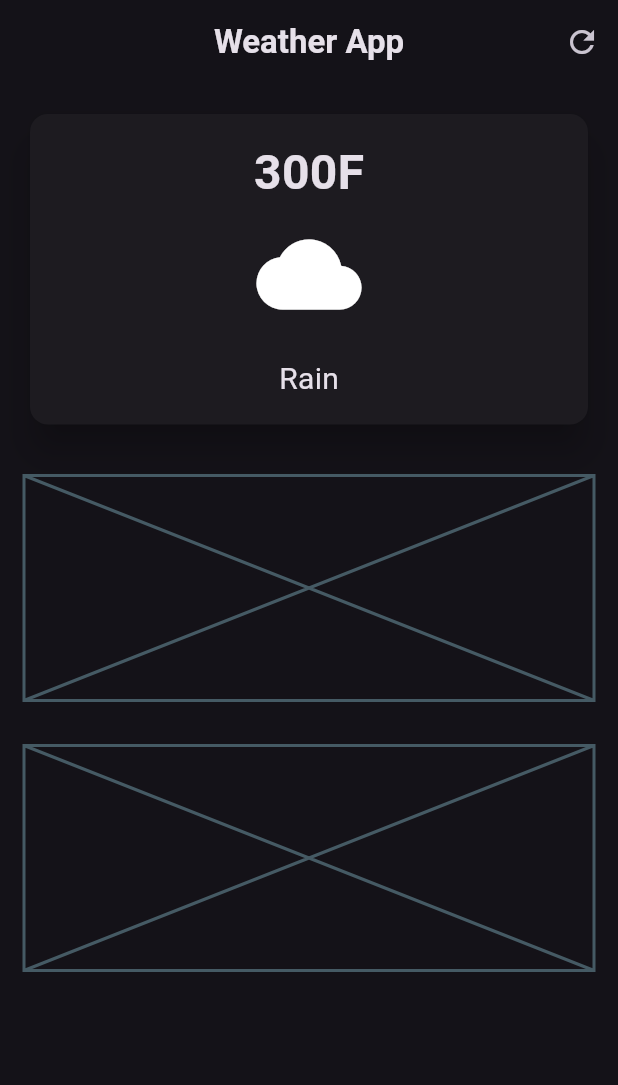
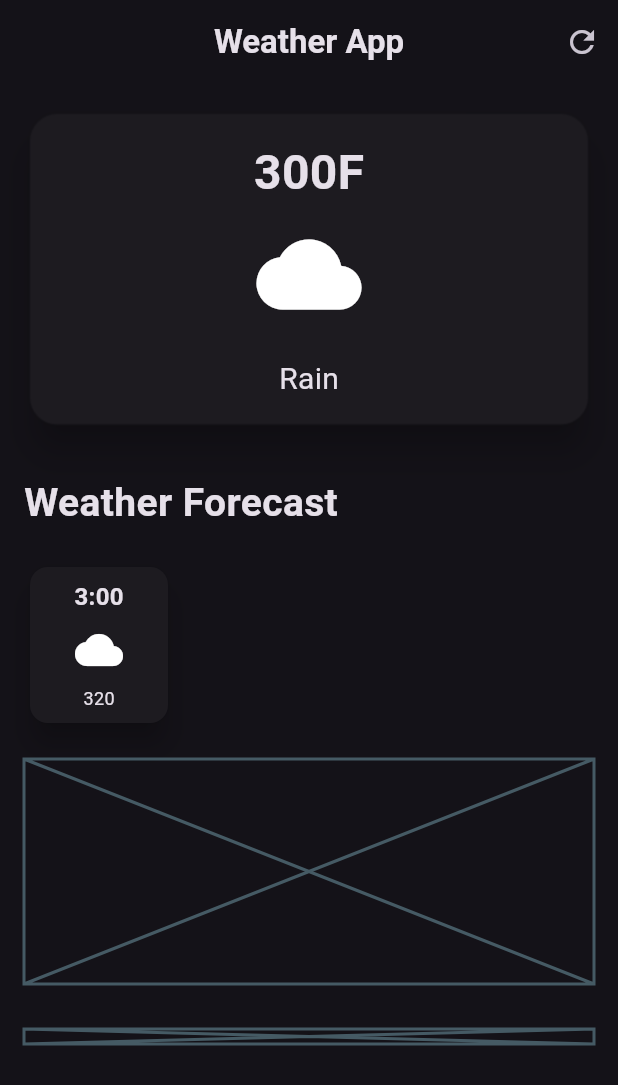
Before and after one commit to SajenTuladhar/Weather_app_flutter, a Flutter app: the screen it shows after launch, on a phone screen of 412 x 824 dp. Shown: the top 1085 px of the screen. Run offline on Flutter 3.47's test engine with Material 3 defaults, Android fonts, the phone set to English and light mode, and no system bars.

Commit message:
add time slot cards

```diff
--- a/lib/home_page.dart
+++ b/lib/home_page.dart
@@ -1,6 +1,11 @@
 // ignore_for_file: file_names
 
+import 'dart:ui';
+
+import 'package:flutter/cupertino.dart';
 import 'package:flutter/material.dart';
+import 'package:flutter/painting.dart';
+import 'package:flutter/rendering.dart';
 import 'package:flutter/widgets.dart';
 
 class Home extends StatefulWidget {
@@ -25,47 +30,94 @@ class _HomePageState extends State<Home> {
               icon: const Icon(Icons.refresh))
         ],
       ),
-      body: const Padding(
-        padding:  EdgeInsets.all(16.0),
-        child:  Column(
+      body: Padding(
+        padding: const EdgeInsets.all(16.0),
+        child: Column(
+          crossAxisAlignment: CrossAxisAlignment.start,
           children: [
             //main card
             SizedBox(
                 width: double.infinity,
                 child: Card(
+                  shape: const RoundedRectangleBorder(
+                      borderRadius: BorderRadius.all(Radius.circular(18))),
                   elevation: 10,
-                  child: Padding(
+                  child: BackdropFilter(
+                    filter: ImageFilter.blur(
+                        sigmaX: 0.5, sigmaY: 0.5), //applies gaussian blur
+                    child: const Padding(
                       padding: EdgeInsets.all(16.0),
                       child: Column(
                         children: [
                           Text(
                             '300F',
-                          style:
-                              TextStyle(fontSize: 32, fontWeight: FontWeight.bold),
+                            style: TextStyle(
+                                fontSize: 32, fontWeight: FontWeight.bold),
                           ),
-                         SizedBox(height: 10,),
-                        Icon(Icons.cloud,size: 70,),
-                          SizedBox(height: 20,),
-                        Text('Rain',style:
-                              TextStyle(fontSize: 20, ))
+                          SizedBox(
+                            height: 10,
+                          ),
+                          Icon(
+                            Icons.cloud,
+                            size: 70,
+                          ),
+                          SizedBox(
+                            height: 20,
+                          ),
+                          Text('Rain',
+                              style: TextStyle(
+                                fontSize: 20,
+                              ))
                         ],
+                      ),
                     ),
                   ),
                 )),
 
-            SizedBox(
+            const SizedBox(
               height: 30,
             ),
+            const Text(
+              'Weather Forecast',
+              style: TextStyle(fontSize: 26, fontWeight: FontWeight.bold),
+            ),
+
+            const SizedBox(
+              height: 20,
+            ),
+            const Row(
+              children: [
+                SizedBox(width: 100,
+              child: Card(
+                elevation: 8,
+                child: Padding(
+                  padding: EdgeInsets.all(8.0),
+                  child: Column(
+                    children: [
+                      Text('3:00',style: TextStyle(fontSize: 16, fontWeight: FontWeight.bold),),
+                      SizedBox(height: 8,),
+                      Icon(Icons.cloud,size: 32,),
+                      SizedBox(height: 8,),
+                      Text('320',style: TextStyle(fontSize: 12,),),
+                    ],
+
+                  ),
+                ),
+              )),
+
+              ],
+            ),
+            const SizedBox(height: 20,),
             //forecast cards
-            Placeholder(
+            const Placeholder(
               fallbackHeight: 150,
             ),
-            SizedBox(
+            const SizedBox(
               height: 30,
             ),
             //additonal info
-            Placeholder(
-              fallbackHeight: 150,
+            const Placeholder(
+              fallbackHeight: 10,
             ),
           ],
         ),
```
Lines whose indentation alone changed are shown as unchanged.
